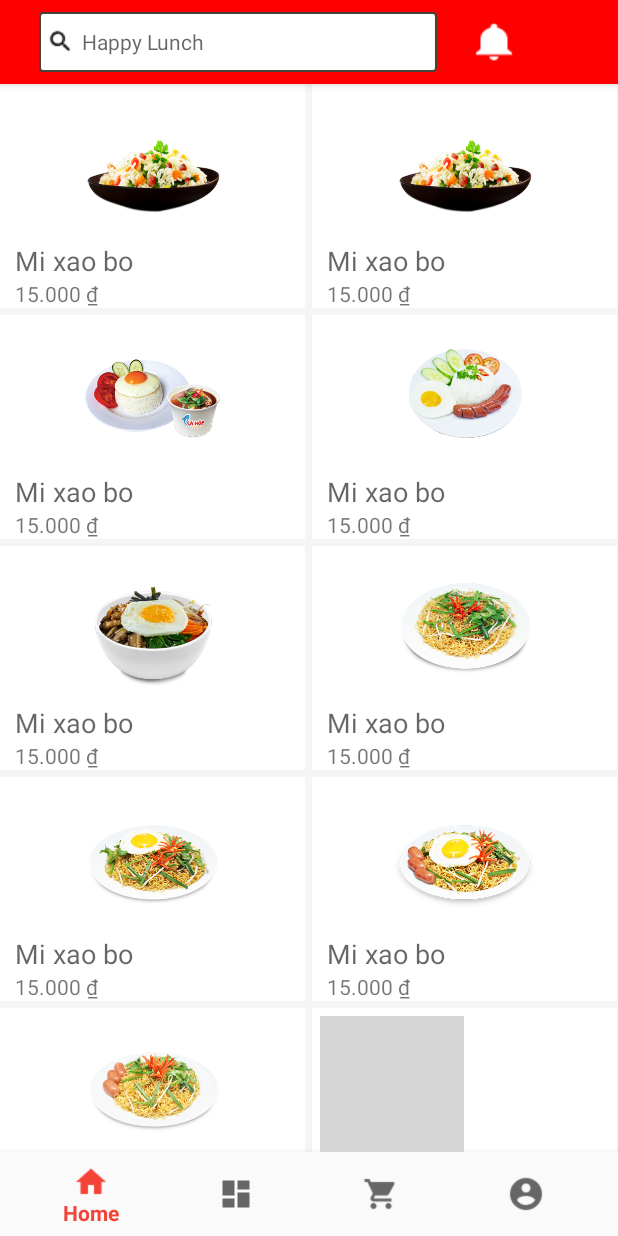
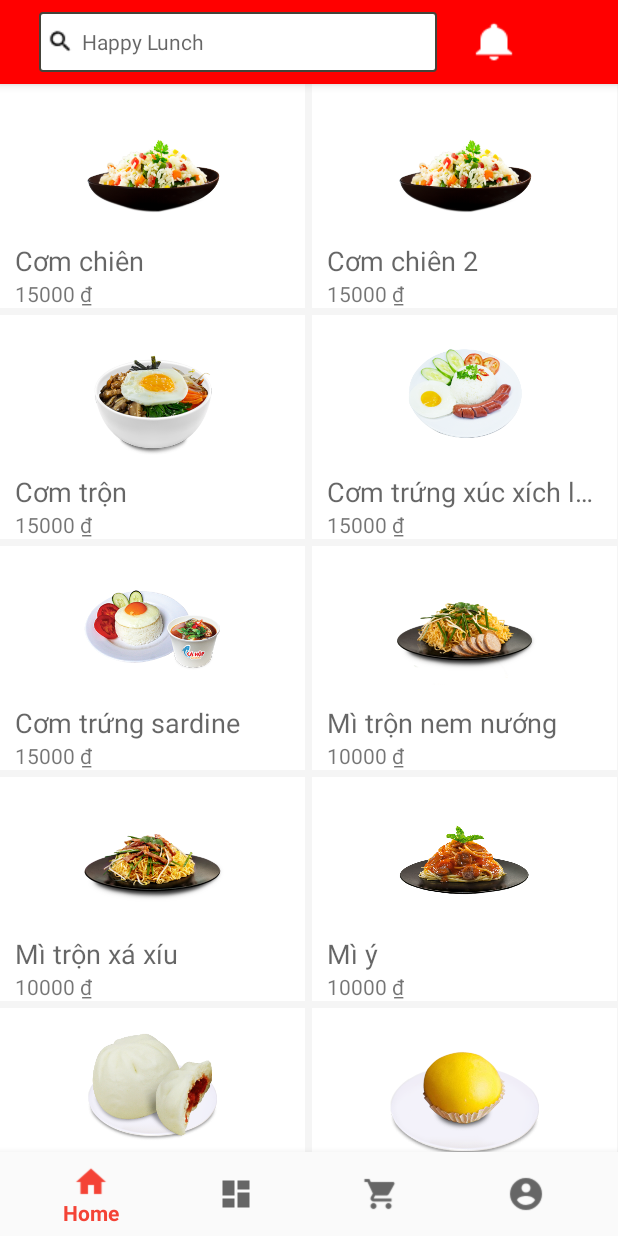
Before and after one commit to happy-lunch/Happy_Lunch, an Android app: the screen it shows after launch once a user with an empty profile is signed in (Bottom_Nav), on a phone screen of 412 x 824 dp. Run offline under Robolectric (Android 15) with nearby library versions, the phone set to English and light mode, and no system bars; our stand-ins replace Firebase (no records; nobody signed in at launch, a user with empty details on screens opened directly); grey boxes are pictures that could not be loaded.

Commit message:
Chỉnh sửa và thêm một số chức năng
Thêm seekBar trong adWork
Chỉnh nạp tiền trong admin
Thêm secondShop và chức năng
Thêm chức năng bán lại của Bag
Đổi món ăn trong HomePage

```diff
--- a/happylunch/app/src/main/java/com/cnpm/happylunch/AdBottom_Nav.java
+++ b/happylunch/app/src/main/java/com/cnpm/happylunch/AdBottom_Nav.java
@@ -15,7 +15,7 @@ public class AdBottom_Nav extends AppCompatActivity {
     private ActionBar toolBar;
 
     private AdWork adWork = new AdWork();
-    private food_info adItem = new food_info();
+    private AdItem adItem = new AdItem();
     private AdRecharge adRecharge = new AdRecharge();
     private Customer adProfile = new Customer();
     private String toolBarTitle;
--- a/happylunch/app/src/main/java/com/cnpm/happylunch/Food.java
+++ b/happylunch/app/src/main/java/com/cnpm/happylunch/Food.java
@@ -8,17 +8,12 @@ public class Food {
     private int numSold;
     private KindOfFood kind;
 
-    public Food(int foodImg, String foodName, String foodPrice) {
-        this.foodImg = foodImg;
-        this.foodName = foodName;
-        this.foodPrice = foodPrice;
-    }
 
     public Food(int foodImg, String foodName, String foodPrice, int numSold, KindOfFood kind) {
         this.foodImg = foodImg;
         this.foodName = foodName;
         this.foodPrice = foodPrice;
-        this.numSold = numSold;
+        this.numSold = 1;
         this.kind = kind;
     }
 
--- a/happylunch/app/src/main/java/com/cnpm/happylunch/HomePage.java
+++ b/happylunch/app/src/main/java/com/cnpm/happylunch/HomePage.java
@@ -6,12 +6,15 @@ import android.support.annotation.NonNull;
 import android.support.annotation.Nullable;
 import android.support.v4.app.Fragment;
 import android.support.v4.view.ViewPager;
+import android.support.v7.app.AlertDialog;
 import android.view.LayoutInflater;
 import android.view.View;
 import android.view.ViewGroup;
+import android.widget.AdapterView;
 import android.widget.GridView;
 import android.widget.ImageView;
 import android.widget.LinearLayout;
+import android.widget.Toast;
 
 import java.util.ArrayList;
 import java.util.List;
@@ -58,7 +61,32 @@ public class HomePage extends Fragment {
         //itemCategoriesView = inflater.inflate(R.layout.item_category_layout, null);
         setUpCategories();
 
+        grid.setOnItemClickListener(new AdapterView.OnItemClickListener() {
+            @Override
+            public void onItemClick(AdapterView<?> parent, View view, int position, long id) {
+                dat_mon(position);
+
+            }
+        });
+
         return view;
+    }
+
+    void dat_mon(int position){
+        final AlertDialog.Builder alertDialog = new AlertDialog.Builder(getContext());
+        alertDialog.setTitle("Hỏi lại!!!");
+        alertDialog.setMessage("Bạn muốn đặt " + foods.get(position).getFoodName() + "???");
+
+        alertDialog.setPositiveButton("Yes", (dialog, which) -> {
+            Toast.makeText(getContext(),"Bạn đã đặt thành công " + foods.get(position).getFoodName(), Toast.LENGTH_SHORT).show();
+            Bottom_Nav.bag.arrayBag.add(new BagRow(foods.get(position)));
+        });
+
+        alertDialog.setNegativeButton("No", (dialog, which) -> Toast.makeText(getContext(),"Cẩn thận đấy!!!", Toast.LENGTH_SHORT).show());
+
+        alertDialog.show();
+
+
     }
 
     private static List<Food> getData(){
@@ -67,11 +95,11 @@ public class HomePage extends Fragment {
 
         //Com
 
-        Food com1 = new Food(R.drawable.com_1, "Mi xao bo", "15.000", 10 ,KindOfFood.Com);
-        Food com2 = new Food(R.drawable.com_2, "Mi xao bo", "15.000", 10 ,KindOfFood.Com);
-        Food com3 = new Food(R.drawable.com_3, "Mi xao bo", "15.000", 10 ,KindOfFood.Com);
-        Food com4 = new Food(R.drawable.com_4, "Mi xao bo", "15.000", 10 ,KindOfFood.Com);
-        Food com5 = new Food(R.drawable.com_5, "Mi xao bo", "15.000", 10 ,KindOfFood.Com);
+        Food com1 = new Food(R.drawable.ck_com_chien, "Cơm chiên", "15000", 10 ,KindOfFood.Com);
+        Food com2 = new Food(R.drawable.ck_com_chien_2, "Cơm chiên 2", "15000", 10 ,KindOfFood.Com);
+        Food com3 = new Food(R.drawable.ck_com_tron, "Cơm trộn", "15000", 10 ,KindOfFood.Com);
+        Food com4 = new Food(R.drawable.ck_com_trung_xuc_xich_lon, "Cơm trứng xúc xích lớn", "15000", 10 ,KindOfFood.Com);
+        Food com5 = new Food(R.drawable.ck_comtrung_sardine, "Cơm trứng sardine", "15000", 10 ,KindOfFood.Com);
 
         foods.add(com1);
         foods.add(com2);
@@ -81,49 +109,32 @@ public class HomePage extends Fragment {
 
         //Mi
 
-        Food mi1 = new Food(R.drawable.mi_1, "Mi xao bo", "15.000", 10 ,KindOfFood.Mi);
-        Food mi2 = new Food(R.drawable.mi_2, "Mi xao bo", "15.000", 10 ,KindOfFood.Mi);
-        Food mi3 = new Food(R.drawable.mi_3, "Mi xao bo", "15.000", 10 ,KindOfFood.Mi);
-        Food mi4 = new Food(R.drawable.mi_4, "Mi xao bo", "15.000", 10 ,KindOfFood.Mi);
-        Food mi5 = new Food(R.drawable.mi_5, "Mi xao bo", "15.000", 10 ,KindOfFood.Mi);
-        Food mi6 = new Food(R.drawable.mi_6, "Mi xao bo", "15.000", 10 ,KindOfFood.Mi);
-        Food mi7 = new Food(R.drawable.mi_7, "Mi xao bo", "15.000", 10 ,KindOfFood.Mi);
-        Food mi8 = new Food(R.drawable.mi_8, "Mi xao bo", "15.000", 10 ,KindOfFood.Mi);
+        Food mi1 = new Food(R.drawable.ck_mi_tron_nem_nuong, "Mì trộn nem nướng", "10000", 10 ,KindOfFood.Mi);
+        Food mi2 = new Food(R.drawable.ck_mi_tron_xa_xiu, "Mì trộn xá xíu", "10000", 10 ,KindOfFood.Mi);
+        Food mi3 = new Food(R.drawable.ck_mi_y_2, "Mì ý", "10000", 10 ,KindOfFood.Mi);
 
         foods.add(mi1);
         foods.add(mi2);
         foods.add(mi3);
-        foods.add(mi4);
-        foods.add(mi5);
-        foods.add(mi6);
-        foods.add(mi7);
-        foods.add(mi8);
 
         //Banh bao
 
-        Food banhbao1 = new Food(R.drawable.banh_bao_1, "Mi xao bo", "15.000", 10 ,KindOfFood.Banh_Bao);
-        Food banhbao2 = new Food(R.drawable.banh_bao_2, "Mi xao bo", "15.000", 10 ,KindOfFood.Banh_Bao);
-        Food banhbao3 = new Food(R.drawable.banh_bao_3, "Mi xao bo", "15.000", 10 ,KindOfFood.Banh_Bao);
-        Food banhbao4 = new Food(R.drawable.banh_bao_4, "Mi xao bo", "15.000", 10 ,KindOfFood.Banh_Bao);
-        Food banhbao5 = new Food(R.drawable.banh_bao_5, "Mi xao bo", "15.000", 10 ,KindOfFood.Banh_Bao);
-        Food banhbao6 = new Food(R.drawable.banh_bao_6, "Mi xao bo", "15.000", 10 ,KindOfFood.Banh_Bao);
+        Food banhbao1 = new Food(R.drawable.ck_banh_bao_ba_xiu_2, "Bánh bao xá xíu", "13000", 10 ,KindOfFood.Banh_Bao);
+        Food banhbao2 = new Food(R.drawable.ck_banh_bao_hoang_kim, "Bánh bao hoàng kim", "13000", 10 ,KindOfFood.Banh_Bao);
+        Food banhbao3 = new Food(R.drawable.ck_banh_gio, "Bánh giò", "13000", 10 ,KindOfFood.Banh_Bao);
 
         foods.add(banhbao1);
         foods.add(banhbao2);
         foods.add(banhbao3);
-        foods.add(banhbao4);
-        foods.add(banhbao5);
-        foods.add(banhbao6);
 
         //Banh mi
 
-        Food banhmi1 = new Food(R.drawable.banh_mi_1, "Mi xao bo", "15.000", 10 ,KindOfFood.Banh_Mi);
-        Food banhmi2 = new Food(R.drawable.banh_mi_2, "Mi xao bo", "15.000", 10 ,KindOfFood.Banh_Mi);
-        Food banhmi3 = new Food(R.drawable.banh_mi_3, "Mi xao bo", "15.000", 10 ,KindOfFood.Banh_Mi);
-        Food banhmi4 = new Food(R.drawable.banh_mi_4, "Mi xao bo", "15.000", 10 ,KindOfFood.Banh_Mi);
-        Food banhmi5 = new Food(R.drawable.banh_mi_5, "Mi xao bo", "15.000", 10 ,KindOfFood.Banh_Mi);
-        Food banhmi6 = new Food(R.drawable.banh_mi_6, "Mi xao bo", "15.000", 10 ,KindOfFood.Banh_Mi);
-        Food banhmi7 = new Food(R.drawable.banh_mi_7, "Mi xao bo", "15.000", 10 ,KindOfFood.Banh_Mi);
+        Food banhmi1 = new Food(R.drawable.ck_banh_mi, "Mi xao bo", "12000", 10 ,KindOfFood.Banh_Mi);
+        Food banhmi2 = new Food(R.drawable.ck_banh_mi_2, "Mi xao bo", "12000", 10 ,KindOfFood.Banh_Mi);
+        Food banhmi3 = new Food(R.drawable.ck_banh_mi_ca_hop, "Mi xao bo", "12000", 10 ,KindOfFood.Banh_Mi);
+        Food banhmi4 = new Food(R.drawable.ck_banh_mi_nem_nuong, "Mi xao bo", "12000", 10 ,KindOfFood.Banh_Mi);
+        Food banhmi5 = new Food(R.drawable.ck_banh_mi_que, "Mi xao bo", "12000", 10 ,KindOfFood.Banh_Mi);
+        Food banhmi6 = new Food(R.drawable.ck_banh_mi_xa_xiu, "Mi xao bo", "12000", 10 ,KindOfFood.Banh_Mi);
 
         foods.add(banhmi1);
         foods.add(banhmi2);
@@ -131,11 +142,10 @@ public class HomePage extends Fragment {
         foods.add(banhmi4);
         foods.add(banhmi5);
         foods.add(banhmi6);
-        foods.add(banhmi7);
 
         //Sandwich
 
-        Food sandwich1 = new Food(R.drawable.sandwich_1, "Mi xao bo", "15.000", 10 ,KindOfFood.Sandwich);
+        Food sandwich1 = new Food(R.drawable.ck_sandwich_bacon_egg_vegetable, "Mi xao bo", "15.000", 10 ,KindOfFood.Sandwich);
         Food sandwich2 = new Food(R.drawable.sandwich_2, "Mi xao bo", "15.000", 10 ,KindOfFood.Sandwich);
         Food sandwich3 = new Food(R.drawable.sandwich_3, "Mi xao bo", "15.000", 10 ,KindOfFood.Sandwich);
         Food sandwich4 = new Food(R.drawable.sandwich_4, "Mi xao bo", "15.000", 10 ,KindOfFood.Sandwich);
--- a/happylunch/app/src/main/java/com/cnpm/happylunch/Launch.java
+++ b/happylunch/app/src/main/java/com/cnpm/happylunch/Launch.java
@@ -1,10 +1,9 @@
 package com.cnpm.happylunch;
 
 import android.content.Intent;
+import android.os.Bundle;
 import android.os.Handler;
-import android.os.SystemClock;
 import android.support.v7.app.AppCompatActivity;
-import android.os.Bundle;
 import android.widget.ProgressBar;
 
 import com.google.firebase.auth.FirebaseAuth;
@@ -35,7 +34,7 @@ public class Launch extends AppCompatActivity {
         Handler hand = new Handler();
         hand.postDelayed(()->{
             startActivity(i);
-        }, 3000);
+        }, 2000);
 
     }
 }
```
Also changed, not shown: build.gradle (deleted, +0 -27 lines), happylunch/app/src/main/java/com/cnpm/happylunch/AdRecharge.java (+104 -44 lines), happylunch/app/src/main/java/com/cnpm/happylunch/Bag.java (+34 -7 lines), happylunch/app/src/main/java/com/cnpm/happylunch/Bottom_Nav.java (+8 -1 lines), happylunch/app/src/main/java/com/cnpm/happylunch/ListFoodsInCategory.java (+8 -0 lines), happylunch/app/src/main/java/com/cnpm/happylunch/SecondShop.java (+11 -5 lines), happylunch/app/src/main/java/com/cnpm/happylunch/User.java (+17 -0 lines), happylunch/app/src/main/res/layout/activity_launch.xml (+7 -1 lines), happylunch/app/src/main/res/layout/activity_login.xml (+7 -12 lines), 1 other file.
